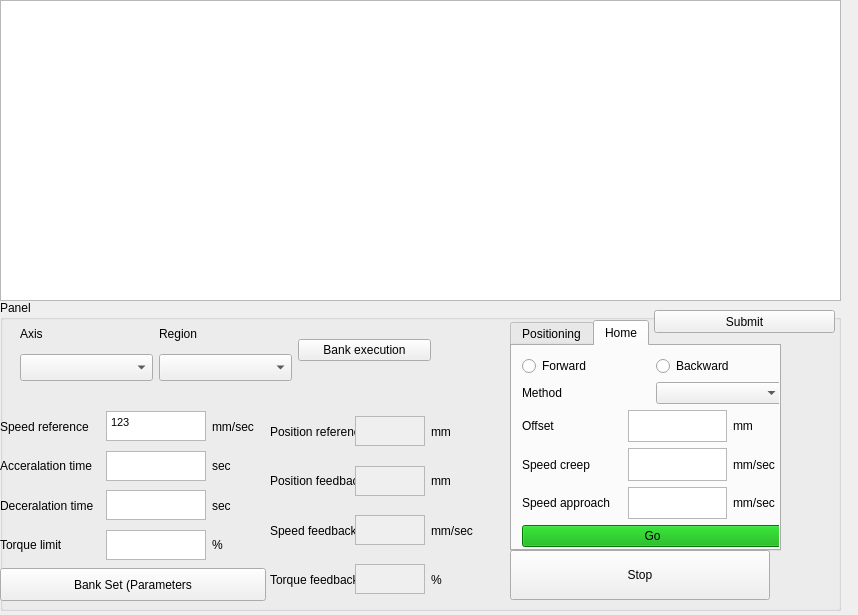
Before: the Qt Designer form bank-view/frontmanaualmode.ui in smandyscom/front-base-widget, drawn with Qt 5.
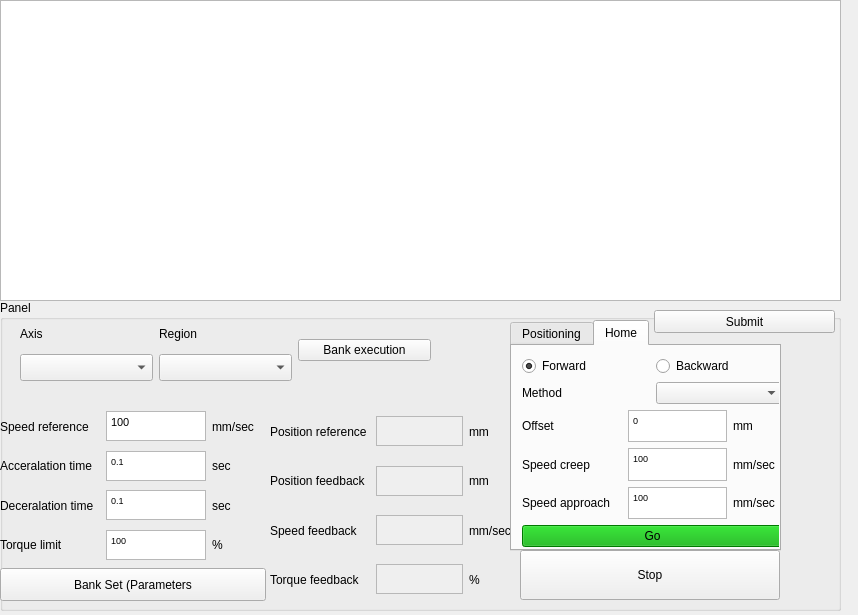
After: the same form once the commit is applied. The open tabs and pages were chosen to show the change.

Patch:
```diff
--- a/bank-view/frontmanaualmode.ui
+++ b/bank-view/frontmanaualmode.ui
@@ -148,7 +148,7 @@
 &lt;html&gt;&lt;head&gt;&lt;meta name=&quot;qrichtext&quot; content=&quot;1&quot; /&gt;&lt;style type=&quot;text/css&quot;&gt;
 p, li { white-space: pre-wrap; }
 &lt;/style&gt;&lt;/head&gt;&lt;body style=&quot; font-family:'MS Shell Dlg 2'; font-size:6.6pt; font-weight:400; font-style:normal;&quot;&gt;
-&lt;p style=&quot; margin-top:0px; margin-bottom:0px; margin-left:0px; margin-right:0px; -qt-block-indent:0; text-indent:0px;&quot;&gt;&lt;span style=&quot; font-size:8.25pt;&quot;&gt;123&lt;/span&gt;&lt;/p&gt;&lt;/body&gt;&lt;/html&gt;</string>
+&lt;p style=&quot; margin-top:0px; margin-bottom:0px; margin-left:0px; margin-right:0px; -qt-block-indent:0; text-indent:0px;&quot;&gt;&lt;span style=&quot; font-size:8.25pt;&quot;&gt;100&lt;/span&gt;&lt;/p&gt;&lt;/body&gt;&lt;/html&gt;</string>
          </property>
         </widget>
        </item>
@@ -202,6 +202,13 @@
            <height>30</height>
           </size>
          </property>
+         <property name="html">
+          <string>&lt;!DOCTYPE HTML PUBLIC &quot;-//W3C//DTD HTML 4.0//EN&quot; &quot;http://www.w3.org/TR/REC-html40/strict.dtd&quot;&gt;
+&lt;html&gt;&lt;head&gt;&lt;meta name=&quot;qrichtext&quot; content=&quot;1&quot; /&gt;&lt;style type=&quot;text/css&quot;&gt;
+p, li { white-space: pre-wrap; }
+&lt;/style&gt;&lt;/head&gt;&lt;body style=&quot; font-family:'MS Shell Dlg 2'; font-size:6.6pt; font-weight:400; font-style:normal;&quot;&gt;
+&lt;p style=&quot; margin-top:0px; margin-bottom:0px; margin-left:0px; margin-right:0px; -qt-block-indent:0; text-indent:0px;&quot;&gt;0.1&lt;/p&gt;&lt;/body&gt;&lt;/html&gt;</string>
+         </property>
         </widget>
        </item>
        <item>
@@ -248,6 +255,13 @@
            <height>30</height>
           </size>
          </property>
+         <property name="html">
+          <string>&lt;!DOCTYPE HTML PUBLIC &quot;-//W3C//DTD HTML 4.0//EN&quot; &quot;http://www.w3.org/TR/REC-html40/strict.dtd&quot;&gt;
+&lt;html&gt;&lt;head&gt;&lt;meta name=&quot;qrichtext&quot; content=&quot;1&quot; /&gt;&lt;style type=&quot;text/css&quot;&gt;
+p, li { white-space: pre-wrap; }
+&lt;/style&gt;&lt;/head&gt;&lt;body style=&quot; font-family:'MS Shell Dlg 2'; font-size:6.6pt; font-weight:400; font-style:normal;&quot;&gt;
+&lt;p style=&quot; margin-top:0px; margin-bottom:0px; margin-left:0px; margin-right:0px; -qt-block-indent:0; text-indent:0px;&quot;&gt;0.1&lt;/p&gt;&lt;/body&gt;&lt;/html&gt;</string>
+         </property>
         </widget>
        </item>
        <item>
@@ -294,6 +308,13 @@
            <height>30</height>
           </size>
          </property>
+         <property name="html">
+          <string>&lt;!DOCTYPE HTML PUBLIC &quot;-//W3C//DTD HTML 4.0//EN&quot; &quot;http://www.w3.org/TR/REC-html40/strict.dtd&quot;&gt;
+&lt;html&gt;&lt;head&gt;&lt;meta name=&quot;qrichtext&quot; content=&quot;1&quot; /&gt;&lt;style type=&quot;text/css&quot;&gt;
+p, li { white-space: pre-wrap; }
+&lt;/style&gt;&lt;/head&gt;&lt;body style=&quot; font-family:'MS Shell Dlg 2'; font-size:6.6pt; font-weight:400; font-style:normal;&quot;&gt;
+&lt;p style=&quot; margin-top:0px; margin-bottom:0px; margin-left:0px; margin-right:0px; -qt-block-indent:0; text-indent:0px;&quot;&gt;100&lt;/p&gt;&lt;/body&gt;&lt;/html&gt;</string>
+         </property>
         </widget>
        </item>
        <item>
@@ -331,7 +352,7 @@
      <rect>
       <x>270</x>
       <y>110</y>
-      <width>211</width>
+      <width>249</width>
       <height>191</height>
      </rect>
     </property>
@@ -723,6 +744,9 @@
            <property name="text">
             <string>Forward</string>
            </property>
+           <property name="checked">
+            <bool>true</bool>
+           </property>
           </widget>
          </item>
          <item>
@@ -771,6 +795,13 @@
              <height>30</height>
             </size>
            </property>
+           <property name="html">
+            <string>&lt;!DOCTYPE HTML PUBLIC &quot;-//W3C//DTD HTML 4.0//EN&quot; &quot;http://www.w3.org/TR/REC-html40/strict.dtd&quot;&gt;
+&lt;html&gt;&lt;head&gt;&lt;meta name=&quot;qrichtext&quot; content=&quot;1&quot; /&gt;&lt;style type=&quot;text/css&quot;&gt;
+p, li { white-space: pre-wrap; }
+&lt;/style&gt;&lt;/head&gt;&lt;body style=&quot; font-family:'MS Shell Dlg 2'; font-size:6.6pt; font-weight:400; font-style:normal;&quot;&gt;
+&lt;p style=&quot; margin-top:0px; margin-bottom:0px; margin-left:0px; margin-right:0px; -qt-block-indent:0; text-indent:0px;&quot;&gt;0&lt;/p&gt;&lt;/body&gt;&lt;/html&gt;</string>
+           </property>
           </widget>
          </item>
          <item>
@@ -811,6 +842,13 @@
              <height>30</height>
             </size>
            </property>
+           <property name="html">
+            <string>&lt;!DOCTYPE HTML PUBLIC &quot;-//W3C//DTD HTML 4.0//EN&quot; &quot;http://www.w3.org/TR/REC-html40/strict.dtd&quot;&gt;
+&lt;html&gt;&lt;head&gt;&lt;meta name=&quot;qrichtext&quot; content=&quot;1&quot; /&gt;&lt;style type=&quot;text/css&quot;&gt;
+p, li { white-space: pre-wrap; }
+&lt;/style&gt;&lt;/head&gt;&lt;body style=&quot; font-family:'MS Shell Dlg 2'; font-size:6.6pt; font-weight:400; font-style:normal;&quot;&gt;
+&lt;p style=&quot; margin-top:0px; margin-bottom:0px; margin-left:0px; margin-right:0px; -qt-block-indent:0; text-indent:0px;&quot;&gt;100&lt;/p&gt;&lt;/body&gt;&lt;/html&gt;</string>
+           </property>
           </widget>
          </item>
          <item>
@@ -851,6 +889,13 @@
              <height>30</height>
             </size>
            </property>
+           <property name="html">
+            <string>&lt;!DOCTYPE HTML PUBLIC &quot;-//W3C//DTD HTML 4.0//EN&quot; &quot;http://www.w3.org/TR/REC-html40/strict.dtd&quot;&gt;
+&lt;html&gt;&lt;head&gt;&lt;meta name=&quot;qrichtext&quot; content=&quot;1&quot; /&gt;&lt;style type=&quot;text/css&quot;&gt;
+p, li { white-space: pre-wrap; }
+&lt;/style&gt;&lt;/head&gt;&lt;body style=&quot; font-family:'MS Shell Dlg 2'; font-size:6.6pt; font-weight:400; font-style:normal;&quot;&gt;
+&lt;p style=&quot; margin-top:0px; margin-bottom:0px; margin-left:0px; margin-right:0px; -qt-block-indent:0; text-indent:0px;&quot;&gt;100&lt;/p&gt;&lt;/body&gt;&lt;/html&gt;</string>
+           </property>
           </widget>
          </item>
          <item>
@@ -888,7 +933,7 @@
    <widget class="QPushButton" name="pushButtonStop">
     <property name="geometry">
      <rect>
-      <x>510</x>
+      <x>520</x>
       <y>250</y>
       <width>260</width>
       <height>50</height>
```
Left out of the diff: 5 changed lines with no effect on the pictures.
